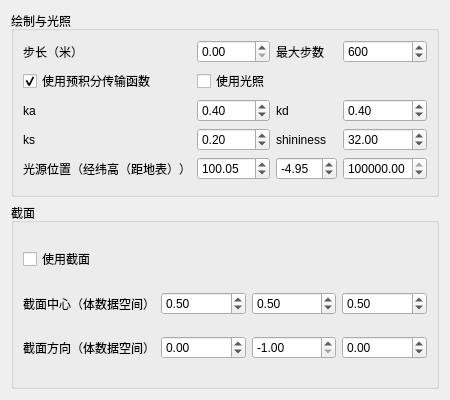
Above: vis4earth/scalar_viser/dvr.ui from junjiangyue/vis-on-earth-qt-osg before the change. Below: the same form after it.
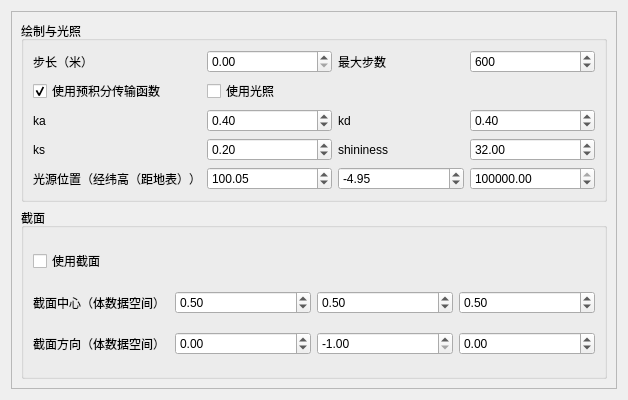
That is the form after the change.

```diff
--- a/vis4earth/scalar_viser/dvr.ui
+++ b/vis4earth/scalar_viser/dvr.ui
@@ -6,15 +6,48 @@
    <rect>
     <x>0</x>
     <y>0</y>
-    <width>400</width>
+    <width>628</width>
     <height>400</height>
    </rect>
   </property>
+  <property name="sizePolicy">
+   <sizepolicy hsizetype="Preferred" vsizetype="Preferred">
+    <horstretch>0</horstretch>
+    <verstretch>0</verstretch>
+   </sizepolicy>
+  </property>
   <property name="windowTitle">
    <string>直接体绘制</string>
   </property>
   <layout class="QVBoxLayout" name="verticalLayout">
    <item>
+    <widget class="QScrollArea" name="scrollArea">
+     <property name="sizePolicy">
+      <sizepolicy hsizetype="Expanding" vsizetype="Expanding">
+       <horstretch>0</horstretch>
+       <verstretch>0</verstretch>
+      </sizepolicy>
+     </property>
+     <property name="horizontalScrollBarPolicy">
+      <enum>Qt::ScrollBarAlwaysOff</enum>
+     </property>
+     <property name="sizeAdjustPolicy">
+      <enum>QAbstractScrollArea::AdjustIgnored</enum>
+     </property>
+     <property name="widgetResizable">
+      <bool>true</bool>
+     </property>
+     <widget class="QWidget" name="scrollAreaWidgetContents_main">
+      <property name="geometry">
+       <rect>
+        <x>0</x>
+        <y>0</y>
+        <width>614</width>
+        <height>386</height>
+       </rect>
+      </property>
+      <layout class="QVBoxLayout" name="verticalLayout_2">
+       <item>
     <widget class="QGroupBox" name="groupBox">
      <property name="title">
       <string>绘制与光照</string>
@@ -329,6 +362,10 @@
        </widget>
       </item>
      </layout>
+        </widget>
+       </item>
+      </layout>
+     </widget>
     </widget>
    </item>
   </layout>
```
Left out of the diff: 202 changed lines with no effect on the pictures. Lines whose indentation alone changed are shown as unchanged.
